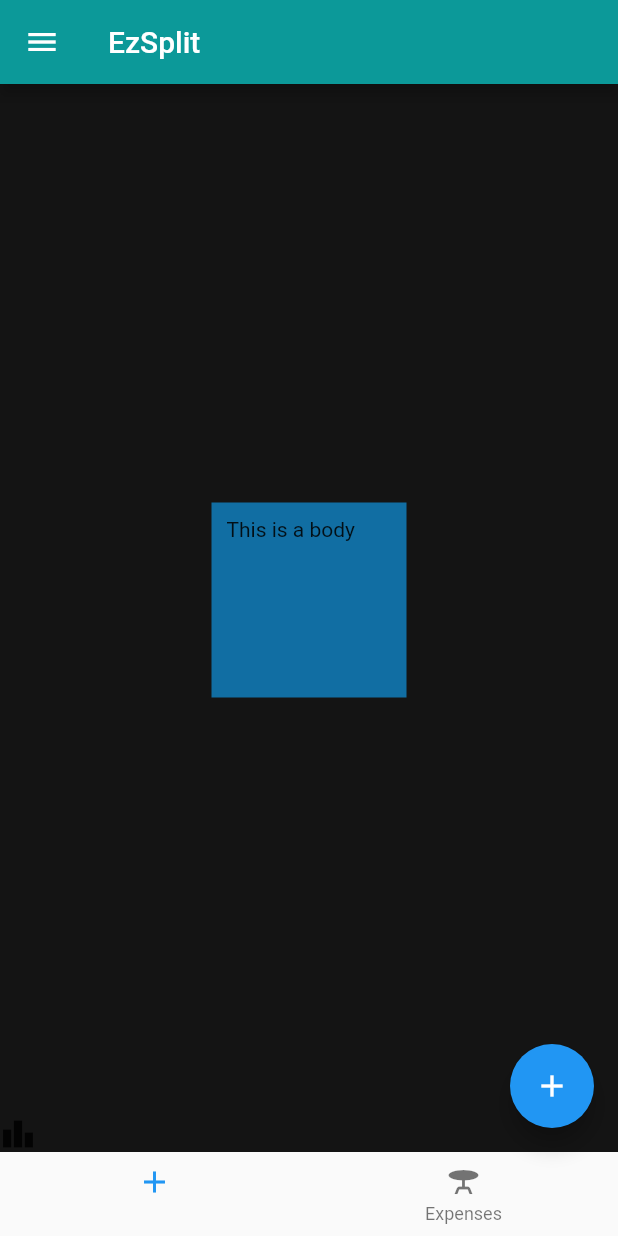
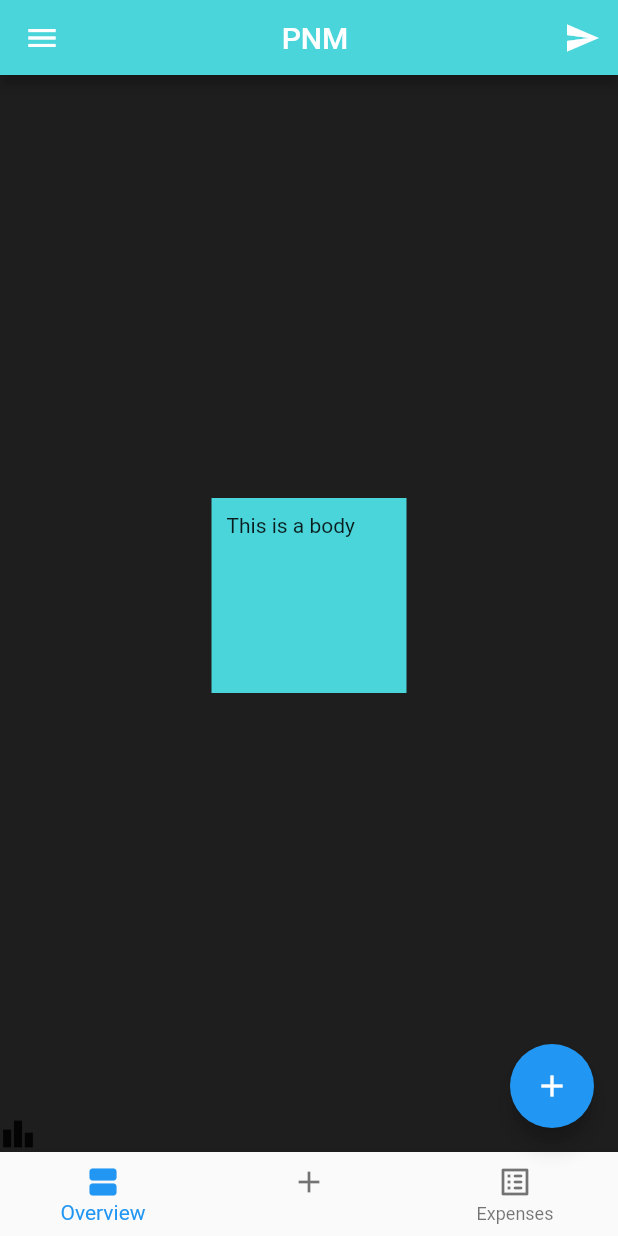
Before and after one commit to FreddyKly/EzSplit, a Flutter app: the screen it shows after launch, on a phone screen of 412 x 824 dp. Run offline on Flutter 3.47's test engine with Material 2 defaults, Android fonts, the phone set to English and light mode, and no system bars.

Commit message:
main Layout created

```diff
--- a/lib/main.dart
+++ b/lib/main.dart
@@ -1,4 +1,6 @@
 import 'package:flutter/material.dart';
+
+import 'screens/homeScreen.dart';
 
 void main() {
   runApp(MyApp());
@@ -10,54 +12,7 @@ class MyApp extends StatelessWidget {
   @override
   Widget build(BuildContext context) {
     return MaterialApp(
-      home: Scaffold(
-        appBar: AppBar(backgroundColor: Color.fromARGB(255, 12, 153, 153),
-        title: const Text('EzSplit')),
-        backgroundColor: Color.fromARGB(255, 20, 20, 20),
-        body: Column(
-          mainAxisAlignment: MainAxisAlignment.spaceEvenly,
-          crossAxisAlignment: CrossAxisAlignment.start,
-          children: [
-            Expanded(
-              flex: 4,
-              child: Center(
-                child: SizedBox(
-                  height: 150,
-                  width: 150,
-                  child: Container(
-                    child: const Text('This is a body'),
-                    margin: const EdgeInsets.all(10),
-                    padding: const EdgeInsets.all(10),
-                    color: Color.fromARGB(255, 17, 110, 163),
-                  ),
-                ),
-              ),
-            ),
-            Icon(Icons.leaderboard)
-          ],
-        ),
-        floatingActionButton: FloatingActionButton(
-          child: Icon(Icons.add),
-          onPressed: () {
-            print('pressed');
-          }
-          ),
-          bottomNavigationBar: BottomNavigationBar(
-            items: const [
-              BottomNavigationBarItem(
-                icon: Icon(Icons.add),
-                label: ''
-              ),
-              BottomNavigationBarItem(
-                icon: Icon(Icons.table_bar),
-                label: 'Expenses'
-              )
-              ]
-            ),
-            drawer: Drawer(
-              child: Icon(Icons.add),
-            ),
-      )
+      home: Home()
     );
   }
 }
--- /dev/null
+++ b/lib/screens/homeScreen.dart
@@ -0,0 +1,56 @@
+import 'package:ezsplit/utils/colors.dart';
+import 'package:ezsplit/widgets/appBarCustom.dart';
+import 'package:flutter/material.dart';
+
+class Home extends StatelessWidget {
+  const Home({super.key});
+
+  @override
+  Widget build(BuildContext context) {
+    return Scaffold(
+      appBar: const AppBarCustom(title: 'PNM'),
+      backgroundColor: bgColor,
+      body: Column(
+        mainAxisAlignment: MainAxisAlignment.spaceEvenly,
+        crossAxisAlignment: CrossAxisAlignment.start,
+        children: [
+          Expanded(
+            flex: 4,
+            child: Center(
+              child: SizedBox(
+                height: 150,
+                width: 150,
+                child: Container(
+                  child: const Text('This is a body'),
+                  margin: const EdgeInsets.all(10),
+                  padding: const EdgeInsets.all(10),
+                  color: primary,
+                ),
+              ),
+            ),
+          ),
+          Icon(Icons.leaderboard)
+        ],
+      ),
+      floatingActionButton: FloatingActionButton(
+          child: Icon(Icons.add),
+          onPressed: () {
+            print('pressed');
+          }),
+      bottomNavigationBar: BottomNavigationBar(items: const [
+        BottomNavigationBarItem(
+            icon: Icon(Icons.view_agenda),
+            label: 'Overview'),
+        BottomNavigationBarItem(
+          icon: Icon(Icons.add),
+          label: ''),
+        BottomNavigationBarItem(
+            icon: Icon(Icons.list_alt_rounded),
+            label: 'Expenses')
+      ]),
+      drawer: const Drawer(
+        child: Icon(Icons.add),
+      ),
+    );
+  }
+}
--- /dev/null
+++ b/lib/utils/colors.dart
@@ -0,0 +1,5 @@
+import 'package:flutter/material.dart';
+
+const Color primary = Color.fromARGB(255, 73, 213, 218);
+const Color bgColor = Color.fromARGB(250, 26, 26, 26);
+const Color accent = Color.fromARGB(255, 17, 110, 163);
--- /dev/null
+++ b/lib/widgets/appBarCustom.dart
@@ -0,0 +1,31 @@
+import 'package:flutter/material.dart';
+import 'package:ezsplit/utils/colors.dart';
+
+class AppBarCustom extends StatefulWidget implements PreferredSizeWidget {
+  final String? title;
+  const AppBarCustom({super.key, this.title});
+
+  @override
+  State<AppBarCustom> createState() => _AppBarCustomState();
+
+  @override
+  final Size preferredSize = const Size.fromHeight(50.0);
+}
+
+class _AppBarCustomState extends State<AppBarCustom> {
+  @override
+  Widget build(BuildContext context) {
+    return AppBar(
+        title: Center(child: Text('${widget.title}')),
+        actions: <Widget>[
+          IconButton(
+            onPressed: () {
+              print('appbar button pressed');
+          },
+          icon: const Icon(Icons.send)
+          )
+        ],
+        backgroundColor: primary,
+    );
+  }
+}
```
